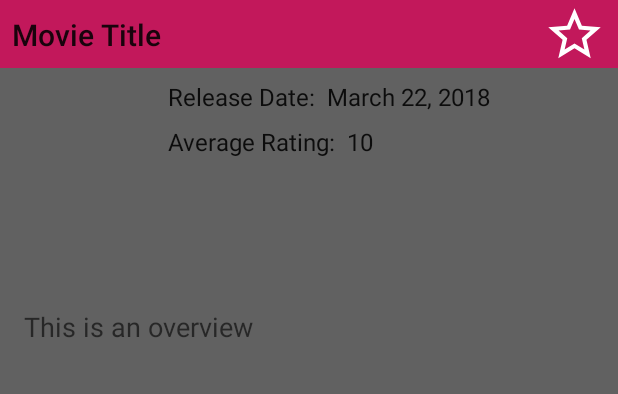
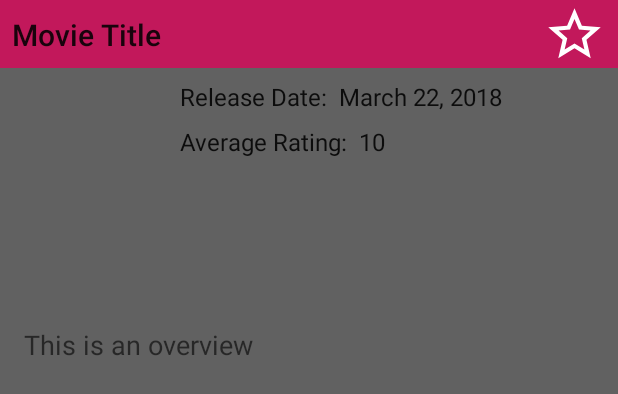
Before and after one commit to csshepard/popular-movies, an Android app: the layout activity_movie_details.xml on its own in the app's theme, with its tools: preview values and no code run, on a phone screen of 412 x 824 dp. Shown: the top 394 px of the screen. Run offline under Robolectric (Android 15) with nearby library versions, the phone set to English and light mode, and no system bars.

Commit message:
WIP Popular Movies Part 2 Added Reviews, first stab at formatting, still needs work

```diff
--- a/app/src/main/java/com/example/chris/popularmovies/VideoListAdapter.java
+++ b/app/src/main/java/com/example/chris/popularmovies/VideoListAdapter.java
@@ -15,7 +15,7 @@ import java.util.List;
 
 public class VideoListAdapter extends RecyclerView.Adapter<VideoListAdapter.VideosVH> {
 
-    private static final String TAG = MovieListAdapter.class.getSimpleName();
+    private static final String TAG = ReviewListAdapter.class.getSimpleName();
     private final List<VideoResult> videos;
     private final Context context;
     private ItemClickListener mItemClickListener;
@@ -54,7 +54,8 @@ public class VideoListAdapter extends RecyclerView.Adapter<VideoListAdapter.Vide
     }
 
     public void add(VideoResult video){
-        if (video.getType().equalsIgnoreCase("trailer")) {
+        if (video.getType().equalsIgnoreCase("trailer")
+                && video.getSite().equalsIgnoreCase("youtube")) {
             this.videos.add(video);
             notifyItemInserted(videos.size() - 1);
         }
--- a/app/src/main/res/layout-land/activity_movie_details.xml
+++ b/app/src/main/res/layout-land/activity_movie_details.xml
@@ -87,7 +87,7 @@
             android:layout_height="wrap_content"
             android:layout_marginStart="@dimen/label_content_margin"
             android:layout_marginLeft="@dimen/label_content_margin"
-            android:text="@{String.valueOf(movieData.voteAverage)}"
+            android:text="@{Double.toString(safeUnbox(movieData.voteAverage))}"
             android:textAppearance="@style/TextAppearance.AppCompat.Subhead"
             app:layout_constraintStart_toEndOf="@+id/user_rating_label"
             app:layout_constraintTop_toTopOf="@+id/user_rating_label"
@@ -105,6 +105,22 @@
             app:layout_constraintTop_toBottomOf="@+id/user_rating_label"
             app:layout_constrainedWidth="true"
             tools:text="This is an overview" />
+
+        <android.support.v7.widget.RecyclerView
+            android:id="@+id/video_list"
+            android:layout_width="0dp"
+            android:layout_height="wrap_content"
+            android:layout_marginTop="8dp"
+            app:layout_constraintStart_toStartOf="@+id/overview"
+            app:layout_constraintTop_toBottomOf="@+id/overview" />
+
+        <android.support.v7.widget.RecyclerView
+            android:id="@+id/review_list"
+            android:layout_width="0dp"
+            android:layout_height="wrap_content"
+            android:layout_marginTop="8dp"
+            app:layout_constraintStart_toStartOf="@+id/overview"
+            app:layout_constraintTop_toBottomOf="@+id/video_list" />
 
         <ImageView
             android:id="@+id/favorite_unselected"
--- a/app/src/main/res/layout/activity_movie_details.xml
+++ b/app/src/main/res/layout/activity_movie_details.xml
@@ -10,18 +10,15 @@
             name="movieData"
             type="com.example.chris.popularmovies.themoviedb.model.MovieResult" />
     </data>
-<ScrollView
-    android:layout_width="match_parent"
-    android:layout_height="match_parent"
-    android:background="@color/colorBackground">
 
     <android.support.constraint.ConstraintLayout
         android:layout_width="match_parent"
-        android:layout_height="wrap_content">
+        android:layout_height="match_parent"
+        android:background="@color/colorBackground">
 
         <ImageView
             android:id="@+id/movie_poster"
-            android:layout_width="96dp"
+            android:layout_width="104dp"
             android:layout_height="0dp"
             android:layout_marginEnd="@dimen/move_poster_margin"
             android:layout_marginLeft="@dimen/move_poster_margin"
@@ -99,27 +96,35 @@
             android:layout_height="wrap_content"
             android:layout_marginLeft="@dimen/label_content_margin"
             android:layout_marginStart="@dimen/label_content_margin"
-            android:text="@{String.valueOf(movieData.voteAverage)}"
+            android:text="@{Double.toString(safeUnbox(movieData.voteAverage))}"
             android:textAppearance="@style/TextAppearance.AppCompat.Subhead"
             app:layout_constraintStart_toEndOf="@+id/user_rating_label"
             app:layout_constraintTop_toTopOf="@+id/user_rating_label"
             tools:text="10" />
 
-        <TextView
-            android:id="@+id/overview"
-            android:layout_width="match_parent"
-            android:layout_height="wrap_content"
+        <ScrollView
+            android:id="@+id/overview_scrollview"
+            android:layout_width="0dp"
+            android:layout_height="196dp"
             android:layout_marginEnd="@dimen/overview_horiz_margin"
             android:layout_marginLeft="@dimen/overview_horiz_margin"
             android:layout_marginRight="@dimen/overview_horiz_margin"
             android:layout_marginStart="@dimen/overview_horiz_margin"
             android:layout_marginTop="@dimen/text_vertical_margin"
-            android:text="@{movieData.overview}"
-            android:textAppearance="@style/TextAppearance.AppCompat.Medium"
             app:layout_constraintEnd_toEndOf="parent"
             app:layout_constraintStart_toStartOf="parent"
             app:layout_constraintTop_toBottomOf="@+id/movie_poster"
-            tools:text="This is an overview" />
+            >
+            <TextView
+                android:id="@+id/overview"
+                android:layout_width="match_parent"
+                android:layout_height="wrap_content"
+                android:text="@{movieData.overview}"
+                android:textAppearance="@style/TextAppearance.AppCompat.Medium"
+                tools:text="This is an overview" />
+
+        </ScrollView>
+
 
         <ImageView
             android:id="@+id/favorite_unselected"
@@ -150,14 +155,23 @@
 
         <android.support.v7.widget.RecyclerView
             android:id="@+id/video_list"
+            android:layout_width="0dp"
+            android:layout_height="0dp"
+            app:layout_constraintStart_toEndOf="@+id/movie_poster"
+            app:layout_constraintTop_toBottomOf="@+id/user_rating_label"
+            app:layout_constraintBottom_toBottomOf="@id/movie_poster"
+            app:layout_constraintEnd_toEndOf="parent" />
+
+        <android.support.v7.widget.RecyclerView
+            android:id="@+id/review_list"
             android:layout_width="match_parent"
             android:layout_height="wrap_content"
             android:layout_marginTop="8dp"
-            app:layout_constraintStart_toStartOf="@+id/overview"
-            app:layout_constraintTop_toBottomOf="@+id/overview" />
+            app:layout_constraintStart_toStartOf="@+id/overview_scrollview"
+            app:layout_constraintTop_toBottomOf="@+id/overview_scrollview" />
+
 
 
 
     </android.support.constraint.ConstraintLayout>
-</ScrollView>
 </layout>
--- a/app/src/main/res/layout/movie_grid_item.xml
+++ b/app/src/main/res/layout/movie_grid_item.xml
@@ -4,8 +4,7 @@
         android:orientation="vertical"
         android:layout_width="match_parent"
         android:layout_height="wrap_content"
-        android:layout_gravity="center"
-        android:padding="@dimen/movie_grid_padding">
+        android:layout_gravity="center">
 
         <ImageView
             android:id="@+id/movie_poster"
```
Also changed, not shown: app/src/main/java/com/example/chris/popularmovies/MovieDetailsActivity.java (+35 -6 lines), app/src/main/java/com/example/chris/popularmovies/ReviewListAdapter.java (added, +94 -0 lines), app/src/main/res/layout/review_list_item.xml (added, +29 -0 lines), app/src/main/res/layout/video_list_item.xml (+3 -11 lines).
